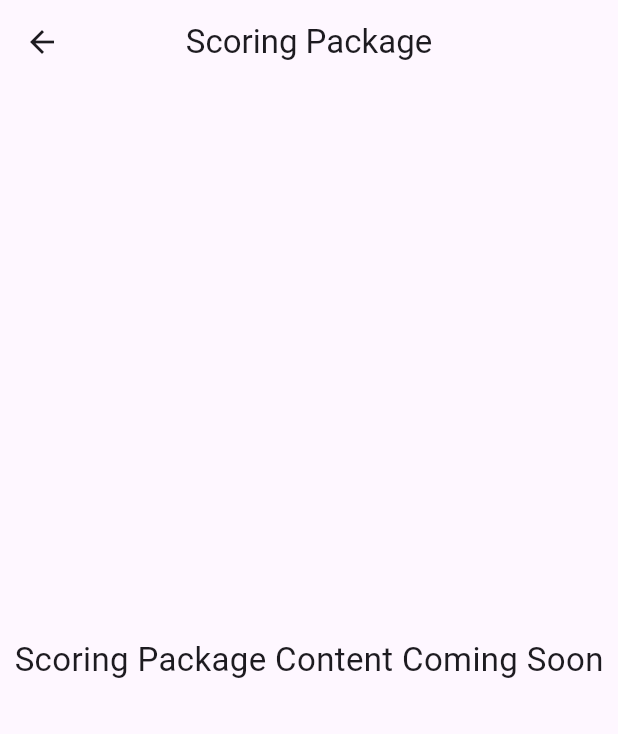
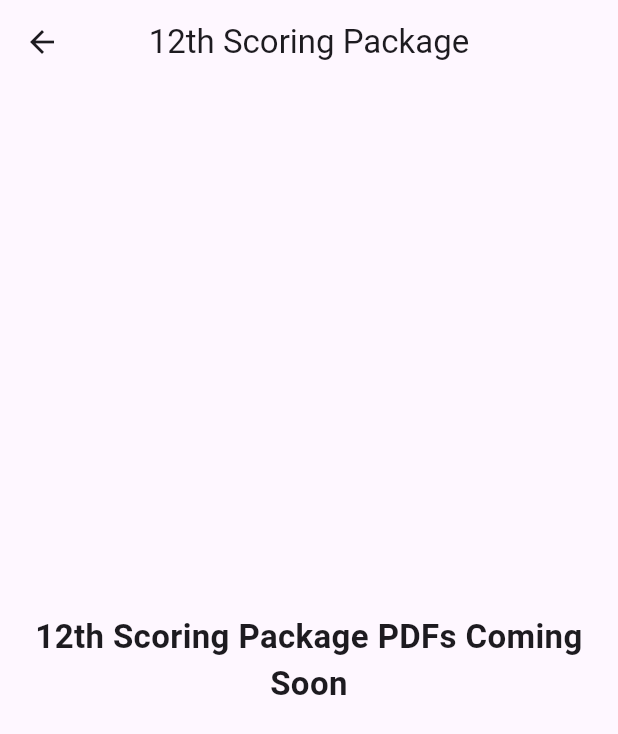
Before and after one commit to adityadu039-360/TopperGuru, a Flutter app: the Class12MathematicsPage screen opened directly, after a tap on "Scoring Package", on a phone screen of 412 x 824 dp. Shown: the top 734 px of the screen. Run offline on Flutter 3.47's test engine with Material 3 defaults, Android fonts, the phone set to English and light mode, and no system bars.

Commit message:
Fix 12th passing and scoring package navigation

```diff
--- a/lib/class12_mathematics_page.dart
+++ b/lib/class12_mathematics_page.dart
@@ -1,6 +1,6 @@
 import 'package:flutter/material.dart';
-import 'passing_package_page.dart';
-import 'scoring_package_page.dart';
+import 'class12_passing_package_page.dart';
+import 'class12_scoring_package_page.dart';
 
 class Class12MathematicsPage extends StatelessWidget {
   const Class12MathematicsPage({super.key});
@@ -8,46 +8,61 @@ class Class12MathematicsPage extends StatelessWidget {
   @override
   Widget build(BuildContext context) {
     return Scaffold(
-      backgroundColor: Colors.grey.shade100,
       appBar: AppBar(
-        backgroundColor: Colors.blue,
-        foregroundColor: Colors.white,
-        title: const Text(
-          "12th Mathematics",
-          style: TextStyle(fontWeight: FontWeight.bold),
-        ),
+        title: const Text("12th Mathematics"),
         centerTitle: true,
       ),
       body: Padding(
         padding: const EdgeInsets.all(16),
         child: Column(
           children: [
-            PackageCard(
-              title: "Passing Package",
-              icon: Icons.menu_book,
-              color: Colors.green,
+            Card(
+              child: ListTile(
+                leading: const Icon(Icons.menu_book, color: Colors.green),
+                title: const Text(
+                  "Passing Package",
+                  style: TextStyle(
+                    fontSize: 18,
+                    fontWeight: FontWeight.bold,
+                  ),
+                ),
+                trailing: const Icon(Icons.arrow_forward_ios),
                 onTap: () {
                   Navigator.push(
                     context,
                     MaterialPageRoute(
-                    builder: (context) => const PassingPackagePage(),
+                      builder: (context) =>
+                      const Class12PassingPackagePage(),
                     ),
                   );
                 },
               ),
+            ),
             const SizedBox(height: 20),
-            PackageCard(
-              title: "Scoring Package",
-              icon: Icons.workspace_premium,
+            Card(
+              child: ListTile(
+                leading: const Icon(
+                  Icons.workspace_premium,
                   color: Colors.orange,
+                ),
+                title: const Text(
+                  "Scoring Package",
+                  style: TextStyle(
+                    fontSize: 18,
+                    fontWeight: FontWeight.bold,
+                  ),
+                ),
+                trailing: const Icon(Icons.arrow_forward_ios),
                 onTap: () {
                   Navigator.push(
                     context,
                     MaterialPageRoute(
-                    builder: (context) => const ScoringPackagePage(),
+                      builder: (context) =>
+                      const Class12ScoringPackagePage(),
                     ),
                   );
                 },
+              ),
             ),
           ],
         ),
@@ -55,55 +70,3 @@ class Class12MathematicsPage extends StatelessWidget {
     );
   }
 }
-
-class PackageCard extends StatelessWidget {
-  final String title;
-  final IconData icon;
-  final Color color;
-  final VoidCallback onTap;
-
-  const PackageCard({
-    super.key,
-    required this.title,
-    required this.icon,
-    required this.color,
-    required this.onTap,
-  });
-
-  @override
-  Widget build(BuildContext context) {
-    return Card(
-      elevation: 8,
-      shape: RoundedRectangleBorder(
-        borderRadius: BorderRadius.circular(18),
-      ),
-      child: InkWell(
-        borderRadius: BorderRadius.circular(18),
-        onTap: onTap,
-        child: Padding(
-          padding: const EdgeInsets.symmetric(horizontal: 18, vertical: 18),
-          child: Row(
-            children: [
-              CircleAvatar(
-                radius: 24,
-                backgroundColor: color.withOpacity(0.15),
-                child: Icon(icon, color: color, size: 28),
-              ),
-              const SizedBox(width: 18),
-              Expanded(
-                child: Text(
-                  title,
-                  style: const TextStyle(
-                    fontSize: 20,
-                    fontWeight: FontWeight.bold,
-                  ),
-                ),
-              ),
-              const Icon(Icons.arrow_forward_ios),
-            ],
-          ),
-        ),
-      ),
-    );
-  }
-}
--- /dev/null
+++ b/lib/class12_scoring_package_page.dart
@@ -0,0 +1,25 @@
+import 'package:flutter/material.dart';
+
+class Class12ScoringPackagePage extends StatelessWidget {
+  const Class12ScoringPackagePage({super.key});
+
+  @override
+  Widget build(BuildContext context) {
+    return Scaffold(
+      appBar: AppBar(
+        title: const Text("12th Scoring Package"),
+        centerTitle: true,
+      ),
+      body: const Center(
+        child: Text(
+          "12th Scoring Package PDFs Coming Soon",
+          style: TextStyle(
+            fontSize: 22,
+            fontWeight: FontWeight.bold,
+          ),
+          textAlign: TextAlign.center,
+        ),
+      ),
+    );
+  }
+}
```
Also changed, not shown: lib/class12_biology_page.dart (+33 -70 lines), lib/class12_chemistry_page.dart (+33 -70 lines), lib/class12_passing_package_page.dart (added, +25 -0 lines), lib/class12_physics_page.dart (+33 -70 lines). Lines whose indentation alone changed are shown as unchanged.
